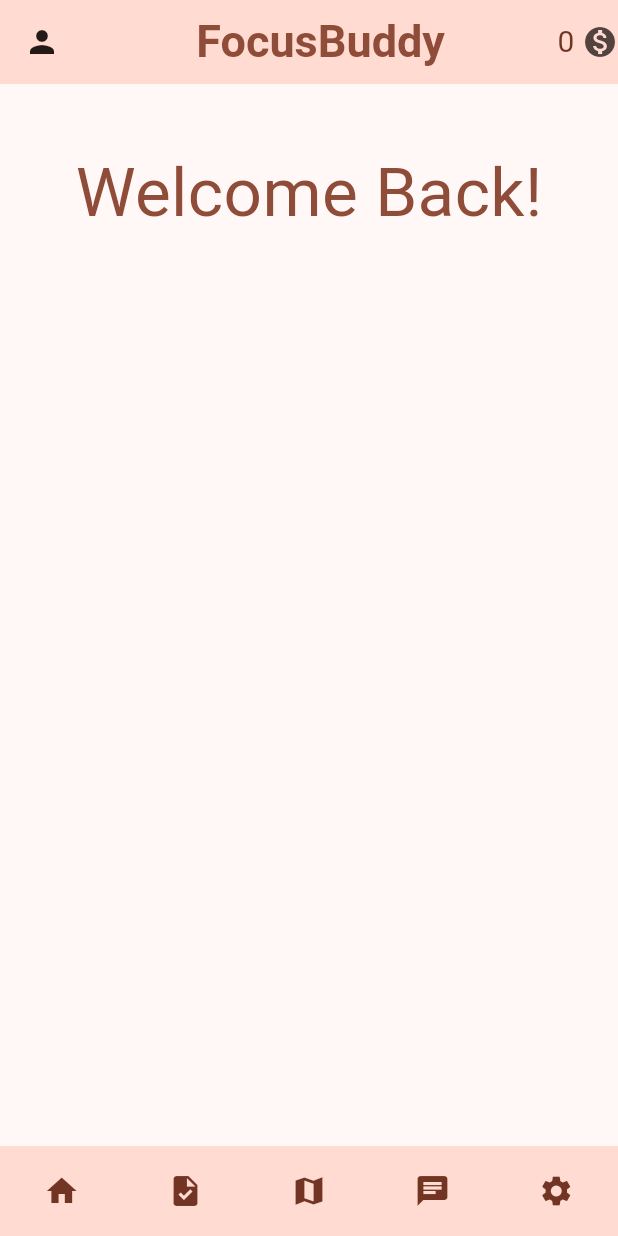
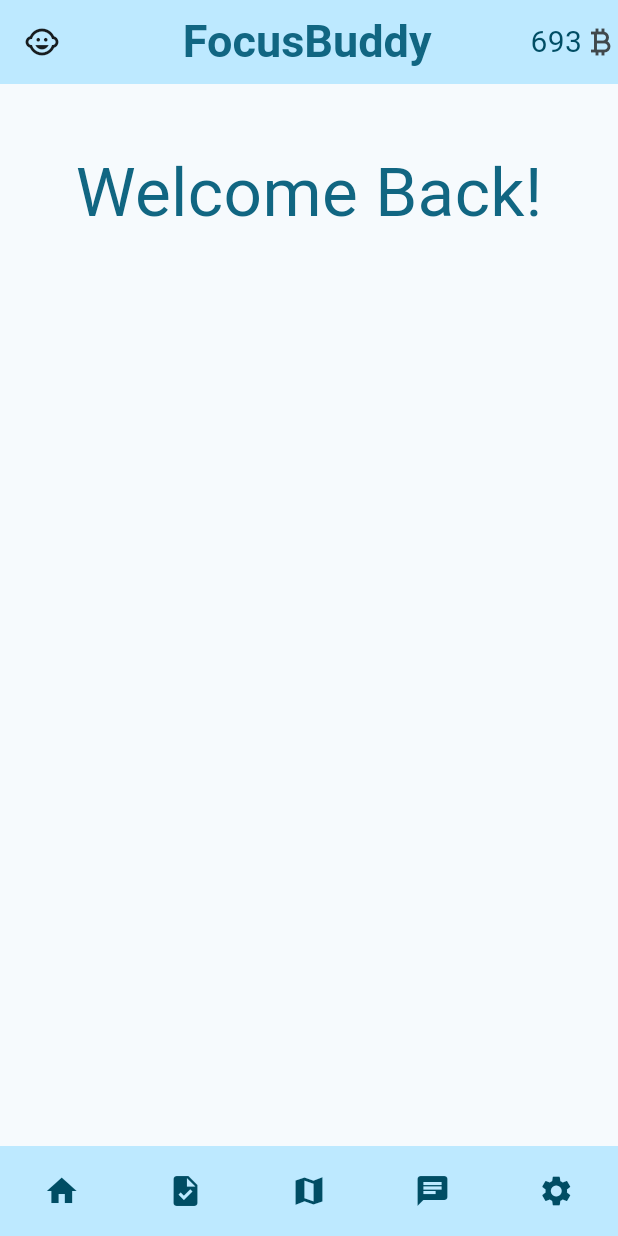
Before and after one commit to avnithv/CongressionalApp2023, a Flutter app: the screen it shows after launch, on a phone screen of 412 x 824 dp. Run offline on Flutter 3.47's test engine with Material 2 defaults, Android fonts, the phone set to English and light mode, and no system bars; our stand-ins replace fluttertoast, velocity_x; missing offline and left inert: chat_gpt_sdk.

Commit message:
Update main.dart

```diff
--- a/congressional_app/lib/main.dart
+++ b/congressional_app/lib/main.dart
@@ -20,7 +20,7 @@ class MyApp extends StatelessWidget {
     return MaterialApp(
       title: 'Flutter Demo',
       theme: ThemeData(
-        colorScheme: ColorScheme.fromSeed(seedColor: Colors.deepOrange),
+        colorScheme: ColorScheme.fromSeed(seedColor: Color(0xFF8ECAE6)),
         useMaterial3: true,
       ),
       home: const SplashScreen(),
@@ -30,35 +30,31 @@ class MyApp extends StatelessWidget {
 
 class SplashScreen extends StatefulWidget {
   const SplashScreen({Key? key}) : super(key: key);
+
   @override
   _SplashScreenState createState() => _SplashScreenState();
 }
-
 
 class _SplashScreenState extends State<SplashScreen> {
   @override
   void initState() {
     super.initState();
 
-
     // Simulate a loading delay (e.g., 2 seconds)
     Future.delayed(const Duration(seconds: 2), () {
       // Navigate to the main app's home page (MyHomePage)
-          Navigator.of(context).pushReplacement(MaterialPageRoute(builder: (context) => MyHomePage(),),);
+      Navigator.of(context).pushReplacement(MaterialPageRoute(
+        builder: (context) => MyHomePage(),
+      ));
     });
   }
 
   @override
   Widget build(BuildContext context) {
     return Scaffold(
+      backgroundColor: Color(0xFF8ECAE6),
       body: Center(
-        child: Text(
-          'Focus Buddy',
-            style: TextStyle(
-              fontSize: 24,
-              fontWeight: FontWeight.bold,
-            ),
-        ),
+          child: Image.asset('/Users/kanisiva/Documents/VSCode/CongressionalApp/CongressionalApp2023/congressional_app/lib/Untitled.png'), // Change the asset path as needed
       ),
     );
   }
@@ -67,7 +63,7 @@ class _SplashScreenState extends State<SplashScreen> {
 class MyHomePage extends StatefulWidget {
   MyHomePage({super.key});
 
-  static var coins=0;
+  static var coins=693;
   static var passwode="1234";
 
   @override
@@ -107,7 +103,7 @@ class _MyHomePageState extends State<MyHomePage> {
         mainAxisAlignment: MainAxisAlignment.center,
         children: [
           AppBar(
-            leading: const Icon(Icons.person),
+            leading: const Icon(Icons.child_care),
             title: Center(
                 child: Text(
               "FocusBuddy",
@@ -116,7 +112,7 @@ class _MyHomePageState extends State<MyHomePage> {
                 fontSize: 30,
                 fontWeight: FontWeight.bold,
               ),
-            ),),
+            )),
             actions: [
               Text(
                 "${MyHomePage.coins}",
@@ -125,8 +121,7 @@ class _MyHomePageState extends State<MyHomePage> {
                   fontSize: 20,
                 ),
               ),
-              const SizedBox(width: 5,),
-              const Icon(Icons.monetization_on_sharp),
+              const Icon(Icons.currency_bitcoin),
             ],
             backgroundColor: Theme.of(context).colorScheme.primaryContainer,
           ),
```
Lines whose indentation alone changed are shown as unchanged.
